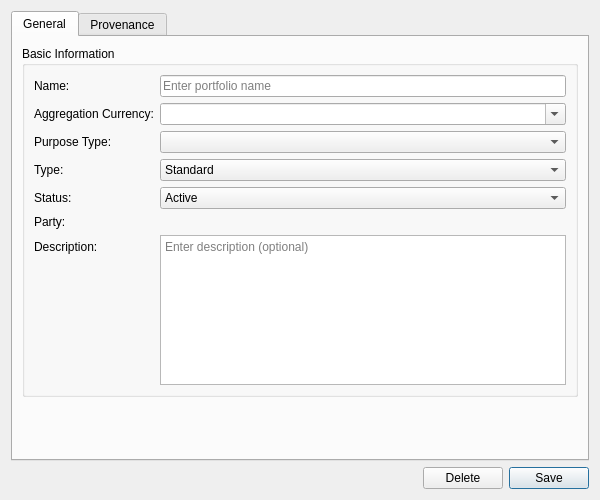
Old version of the form projects/ores.qt/ui/PortfolioDetailDialog.ui in the repository OreStudio/OreStudio.
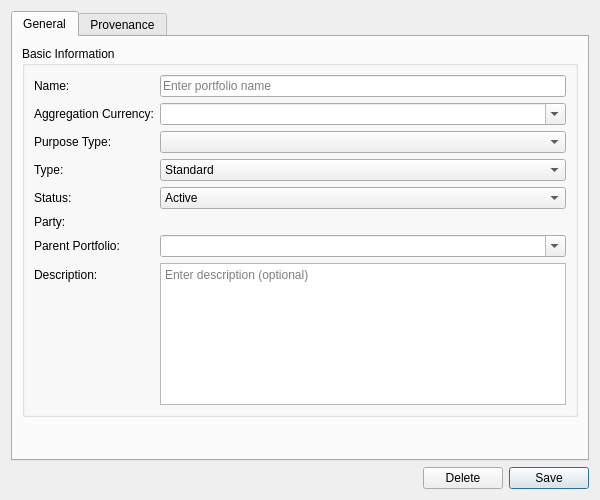
New version of the form. Custom widgets are drawn as their Qt base class.

Commit message:
[qt] Add parent portfolio selector to portfolio and book dialogs
Portfolios can now select an optional parent portfolio (hierarchy).
Books must select a portfolio they belong to (required).

Both dialogs fetch the list of portfolios asynchronously via
fetch_portfolio_entries() and store name↔UUID mappings to resolve
selections. setReadOnly() enables/disables the new combo.

```diff
--- a/projects/ores.qt/ui/PortfolioDetailDialog.ui
+++ b/projects/ores.qt/ui/PortfolioDetailDialog.ui
@@ -145,13 +145,27 @@
            </widget>
           </item>
           <item row="6" column="0">
+           <widget class="QLabel" name="label_parentPortfolioCombo">
+            <property name="text">
+             <string>Parent Portfolio:</string>
+            </property>
+           </widget>
+          </item>
+          <item row="6" column="1">
+           <widget class="QComboBox" name="parentPortfolioCombo">
+            <property name="editable">
+             <bool>true</bool>
+            </property>
+           </widget>
+          </item>
+          <item row="7" column="0">
            <widget class="QLabel" name="label_descriptionEdit">
             <property name="text">
              <string>Description:</string>
             </property>
            </widget>
           </item>
-          <item row="6" column="1">
+          <item row="7" column="1">
            <widget class="QPlainTextEdit" name="descriptionEdit">
             <property name="minimumSize">
              <size>
```
The commit also changes 7 other files.
